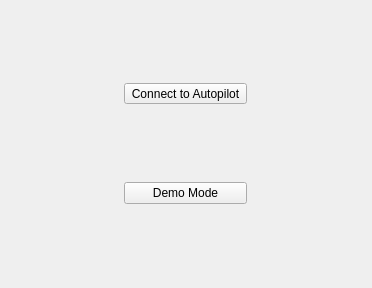
Before: the Qt Designer form src/ui/uas/QGCUnconnectedInfoWidget.ui in mavlink/qgroundcontrol, drawn with Qt 5.
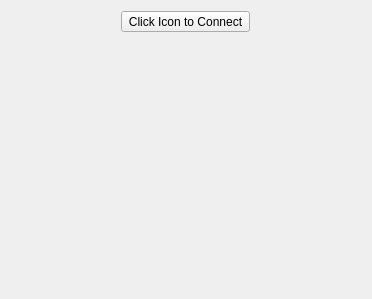
After: the same form once the commit is applied. Icons and pictures are not drawn.

Diff of the .ui file:
```diff
--- a/src/ui/uas/QGCUnconnectedInfoWidget.ui
+++ b/src/ui/uas/QGCUnconnectedInfoWidget.ui
@@ -7,20 +7,13 @@
     <x>0</x>
     <y>0</y>
     <width>372</width>
-    <height>288</height>
+    <height>299</height>
    </rect>
   </property>
   <property name="windowTitle">
    <string>Form</string>
   </property>
-  <layout class="QGridLayout" name="gridLayout" rowstretch="100,1">
-   <item row="1" column="0">
-    <widget class="QPushButton" name="simulationButton">
-     <property name="text">
-      <string>Demo Mode</string>
-     </property>
-    </widget>
-   </item>
+  <layout class="QGridLayout" name="gridLayout" rowstretch="90,100">
    <item row="0" column="0">
     <widget class="QToolButton" name="connectButton">
      <property name="minimumSize">
@@ -33,7 +26,7 @@
       <string notr="true"/>
      </property>
      <property name="text">
-      <string>Connect to Autopilot</string>
+      <string>Click Icon to Connect</string>
      </property>
      <property name="icon">
       <iconset resource="../../../qgroundcontrol.qrc">
@@ -50,6 +43,19 @@
      </property>
     </widget>
    </item>
+   <item row="1" column="0">
+    <spacer name="verticalSpacer">
+     <property name="orientation">
+      <enum>Qt::Vertical</enum>
+     </property>
+     <property name="sizeHint" stdset="0">
+      <size>
+       <width>20</width>
+       <height>40</height>
+      </size>
+     </property>
+    </spacer>
+   </item>
   </layout>
  </widget>
  <resources>
```
